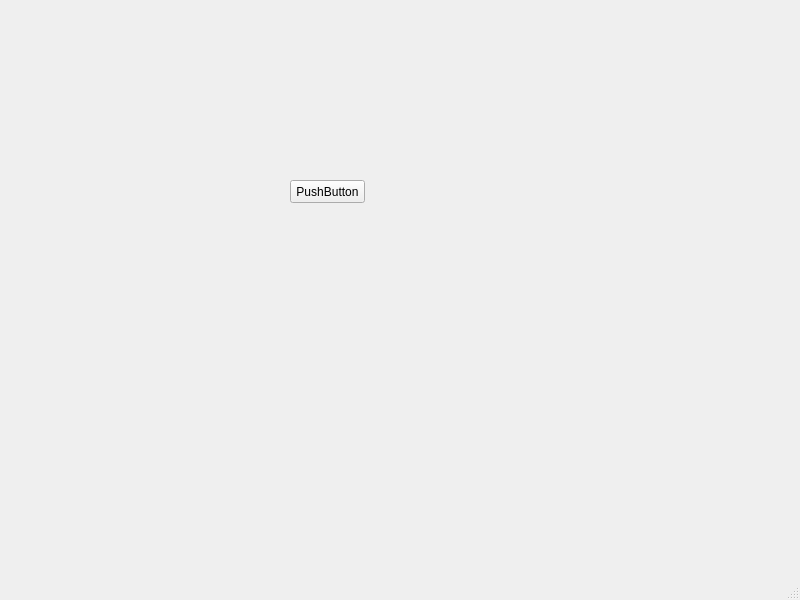
Before: the Qt Designer form mainwindow.ui in pratik8400/QtCurvesCPP, drawn with Qt 5.
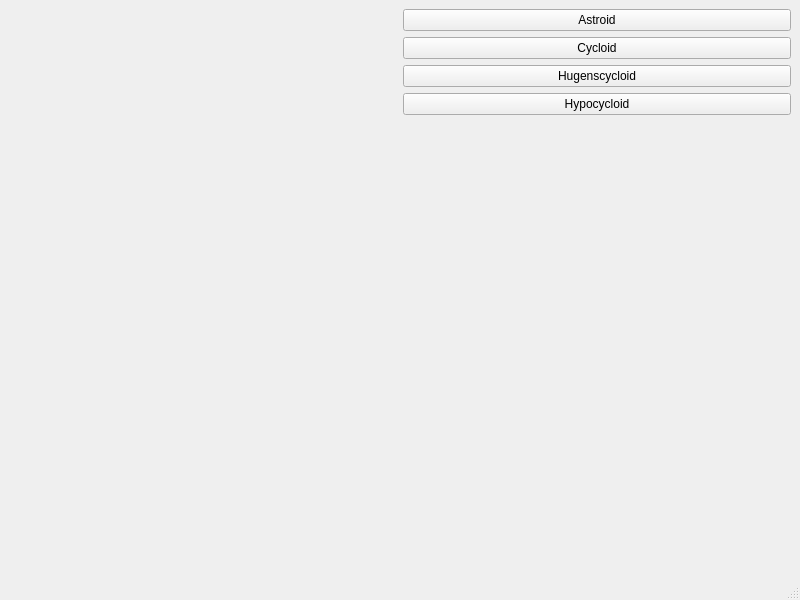
After: the same form once the commit is applied. Custom widgets are drawn as their Qt base class.

Commit message: Implemented render Area

```diff
--- a/mainwindow.ui
+++ b/mainwindow.ui
@@ -14,22 +14,67 @@
    <string>MainWindow</string>
   </property>
   <widget class="QWidget" name="centralwidget">
-   <widget class="QPushButton" name="pushButton">
-    <property name="geometry">
-     <rect>
-      <x>290</x>
-      <y>180</y>
-      <width>75</width>
-      <height>23</height>
-     </rect>
-    </property>
-    <property name="text">
-     <string>PushButton</string>
-    </property>
-   </widget>
+   <layout class="QGridLayout" name="gridLayout">
+    <item row="0" column="0">
+     <widget class="RenderArea" name="renderArea" native="true"/>
+    </item>
+    <item row="0" column="1">
+     <layout class="QVBoxLayout" name="verticalLayout">
+      <item>
+       <widget class="QPushButton" name="btnAstroid">
+        <property name="text">
+         <string>Astroid</string>
+        </property>
+       </widget>
+      </item>
+      <item>
+       <widget class="QPushButton" name="btnCycloid">
+        <property name="text">
+         <string>Cycloid</string>
+        </property>
+       </widget>
+      </item>
+      <item>
+       <widget class="QPushButton" name="btnHuygencycloid">
+        <property name="text">
+         <string>Hugenscycloid</string>
+        </property>
+       </widget>
+      </item>
+      <item>
+       <widget class="QPushButton" name="btnHypocycloid">
+        <property name="text">
+         <string>Hypocycloid</string>
+        </property>
+       </widget>
+      </item>
+      <item>
+       <spacer name="verticalSpacer">
+        <property name="orientation">
+         <enum>Qt::Vertical</enum>
+        </property>
+        <property name="sizeHint" stdset="0">
+         <size>
+          <width>20</width>
+          <height>40</height>
+         </size>
+        </property>
+       </spacer>
+      </item>
+     </layout>
+    </item>
+   </layout>
   </widget>
   <widget class="QStatusBar" name="statusbar"/>
  </widget>
+ <customwidgets>
+  <customwidget>
+   <class>RenderArea</class>
+   <extends>QWidget</extends>
+   <header>renderarea.h</header>
+   <container>1</container>
+  </customwidget>
+ </customwidgets>
  <resources/>
  <connections/>
 </ui>
```
The commit also changes 5 other files.
